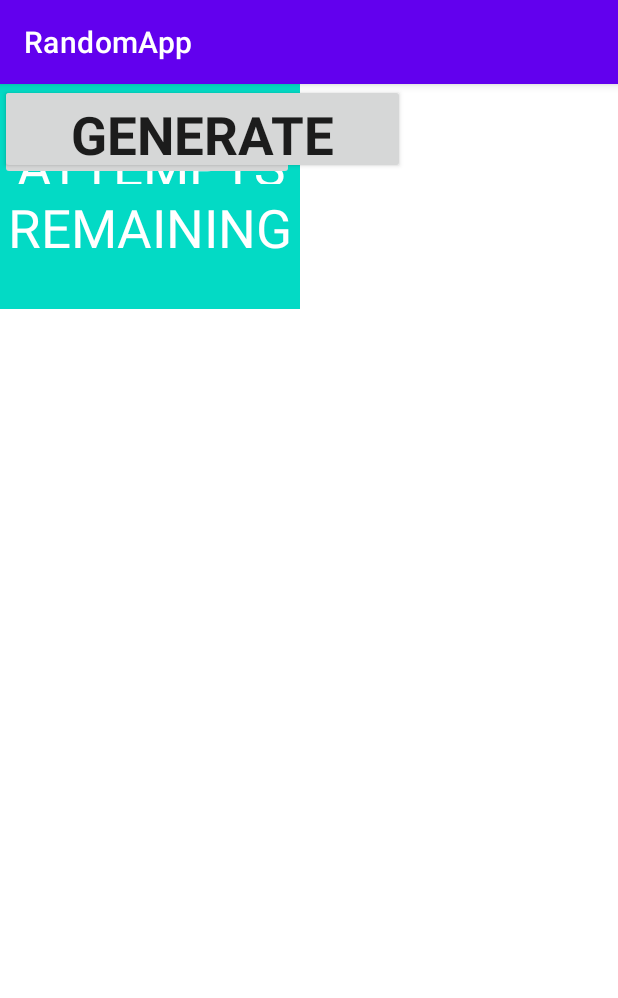
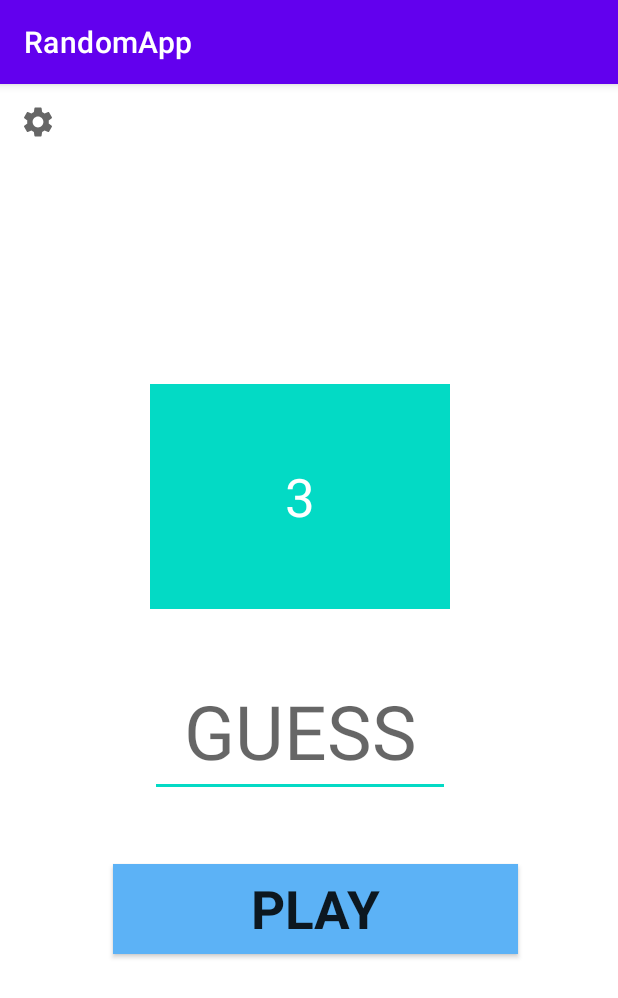
Before and after one commit to alexatwell/GuessingGame, an Android app: the screen it shows after launch (MainActivity), after a tap on "GENERATE", on a phone screen of 412 x 824 dp. Shown: the top 998 px of the screen. Run offline under Robolectric (Android 15) with nearby library versions, the phone set to English and light mode, and no system bars.

Commit message:
Commit #2
Basic Functionality Complete

Tasks
- UI to be revised
- Overlays to be completed
- Instructions Dialog (settings button)
- Difficulty / Level (settings button) - optional

```diff
--- a/app/build.gradle
+++ b/app/build.gradle
@@ -22,7 +22,7 @@ android {
         }
     }
     compileSdkVersion 31
-    buildToolsVersion '28.0.3'
+    buildToolsVersion '30.0.2'
 }
 
 dependencies {
--- a/app/src/main/java/com/example/randomapp/MainActivity.java
+++ b/app/src/main/java/com/example/randomapp/MainActivity.java
@@ -7,7 +7,9 @@ import androidx.appcompat.widget.AppCompatButton;
 import android.app.ProgressDialog;
 import android.os.Bundle;
 import android.view.View;
+import android.widget.Button;
 import android.widget.EditText;
+import android.widget.TextView;
 import android.widget.Toast;
 
 import java.util.Random;
@@ -15,24 +17,47 @@ import java.util.Random;
 public class MainActivity extends AppCompatActivity {
     public int randVal;
     public int guessVal;
+    public int tries = 3;
 
     @Override
     protected void onCreate(Bundle savedInstanceState) {
         super.onCreate(savedInstanceState);
         setContentView(R.layout.activity_main);
 
-        final EditText guess =  findViewById(R.id.guess);
         final AppCompatButton guessBtn = findViewById(R.id.guessBtn);
+        final Button randomBtn = (Button) findViewById(R.id.randomBtn);
+        final TextView guessView = findViewById(R.id.guessView);
+        final TextView welcomeView = findViewById(R.id.welcomeView);
+        final EditText editGuess =  findViewById(R.id.editGuess);
 
         ProgressDialog progressDialog = new ProgressDialog(this);
         progressDialog.setCancelable(false);
         progressDialog.setMessage("Loading...");
 
+        randomBtn.setOnClickListener(v -> {
+
+            //progressDialog.show();
+
+            Random rand = new Random(); //instance of random class
+            int upperbound = 30;
+            //generate random values from 1-30
+            int int_random = rand.nextInt(upperbound);
+            //double double_random=rand.nextDouble();
+            //float float_random=rand.nextFloat();
+            randVal = int_random + 1;
+
+            randomBtn.setVisibility(View.INVISIBLE);
+            welcomeView.setVisibility(View.INVISIBLE);
+            guessBtn.setVisibility(View.VISIBLE);
+            editGuess.setVisibility(View.VISIBLE);
+            guessView.setText(String.valueOf(tries));
+        });
+
         guessBtn.setOnClickListener(v -> {
 
             //progressDialog.show();
 
-            final String guessText = guess.getText().toString();
+            final String guessText = editGuess.getText().toString();
 
             if (guessText.isEmpty()){
                 Toast.makeText(MainActivity.this, "Entry Required!", Toast.LENGTH_SHORT).show();
@@ -41,6 +66,7 @@ public class MainActivity extends AppCompatActivity {
                 try{
                     guessVal = Integer.parseInt(guessText);
                     guessValue();
+                    guessView.setText(String.valueOf(tries));
                 } catch (NumberFormatException e) {
                     Toast.makeText(MainActivity.this, "Integer Required!", Toast.LENGTH_SHORT).show();
                     progressDialog.dismiss();
@@ -49,17 +75,6 @@ public class MainActivity extends AppCompatActivity {
             }
         });
 
-    }
-
-    public void generateButton(View view) {
-
-        Random rand = new Random(); //instance of random class
-        int upperbound = 30;
-        //generate random values from 1-30
-        int int_random = rand.nextInt(upperbound);
-        //double double_random=rand.nextDouble();
-        //float float_random=rand.nextFloat();
-        randVal = int_random + 1;
     }
 
 
@@ -71,5 +86,9 @@ public class MainActivity extends AppCompatActivity {
         } else {
             Toast.makeText(MainActivity.this, "Too Hot", Toast.LENGTH_SHORT).show();
         }
+        tries--;
+        if (tries <= 0){
+            System.exit(0);
+        }
     }
 }
--- /dev/null
+++ b/app/src/main/res/drawable/ic_baseline_settings_24.xml
@@ -0,0 +1,10 @@
+<vector xmlns:android="http://schemas.android.com/apk/res/android"
+    android:width="24dp"
+    android:height="24dp"
+    android:viewportWidth="24"
+    android:viewportHeight="24"
+    android:tint="?attr/colorControlNormal">
+  <path
+      android:fillColor="@android:color/white"
+      android:pathData="M19.14,12.94c0.04,-0.3 0.06,-0.61 0.06,-0.94c0,-0.32 -0.02,-0.64 -0.07,-0.94l2.03,-1.58c0.18,-0.14 0.23,-0.41 0.12,-0.61l-1.92,-3.32c-0.12,-0.22 -0.37,-0.29 -0.59,-0.22l-2.39,0.96c-0.5,-0.38 -1.03,-0.7 -1.62,-0.94L14.4,2.81c-0.04,-0.24 -0.24,-0.41 -0.48,-0.41h-3.84c-0.24,0 -0.43,0.17 -0.47,0.41L9.25,5.35C8.66,5.59 8.12,5.92 7.63,6.29L5.24,5.33c-0.22,-0.08 -0.47,0 -0.59,0.22L2.74,8.87C2.62,9.08 2.66,9.34 2.86,9.48l2.03,1.58C4.84,11.36 4.8,11.69 4.8,12s0.02,0.64 0.07,0.94l-2.03,1.58c-0.18,0.14 -0.23,0.41 -0.12,0.61l1.92,3.32c0.12,0.22 0.37,0.29 0.59,0.22l2.39,-0.96c0.5,0.38 1.03,0.7 1.62,0.94l0.36,2.54c0.05,0.24 0.24,0.41 0.48,0.41h3.84c0.24,0 0.44,-0.17 0.47,-0.41l0.36,-2.54c0.59,-0.24 1.13,-0.56 1.62,-0.94l2.39,0.96c0.22,0.08 0.47,0 0.59,-0.22l1.92,-3.32c0.12,-0.22 0.07,-0.47 -0.12,-0.61L19.14,12.94zM12,15.6c-1.98,0 -3.6,-1.62 -3.6,-3.6s1.62,-3.6 3.6,-3.6s3.6,1.62 3.6,3.6S13.98,15.6 12,15.6z"/>
+</vector>
--- a/app/src/main/res/layout/activity_main.xml
+++ b/app/src/main/res/layout/activity_main.xml
@@ -1,56 +1,89 @@
 <?xml version="1.0" encoding="utf-8"?>
-<androidx.constraintlayout.widget.ConstraintLayout xmlns:android="http://schemas.android.com/apk/res/android"
+<RelativeLayout xmlns:android="http://schemas.android.com/apk/res/android"
     xmlns:app="http://schemas.android.com/apk/res-auto"
     xmlns:tools="http://schemas.android.com/tools"
     android:layout_width="match_parent"
     android:layout_height="match_parent"
     tools:context=".MainActivity">
 
+
+
+    <androidx.appcompat.widget.AppCompatButton
+        android:id="@+id/guessBtn"
+        android:background="@color/btnColor"
+        android:fontFamily="sans-serif"
+        android:gravity="center"
+        android:text="PLAY"
+        android:textSize="35dp"
+        android:textStyle="bold"
+        android:visibility="invisible"
+        tools:ignore="MissingConstraints"
+        android:layout_width="270dp"
+        android:layout_height="60dp"
+        android:layout_marginStart="75dp"
+        android:layout_marginTop="520dp"/>
+
+    <ImageButton
+        android:id="@+id/instructionBtn"
+        android:layout_width="50dp"
+        android:layout_height="50dp"
+        android:src="@drawable/ic_baseline_settings_24"
+        android:background="@color/white"
+        tools:layout_editor_absoluteX="332dp"
+        tools:layout_editor_absoluteY="20dp"
+        tools:ignore="MissingConstraints" />
+
+    <TextView
+        android:id="@+id/welcomeView"
+        android:layout_width="200dp"
+        android:layout_height="75dp"
+        android:background="@color/teal_200"
+        android:gravity="center"
+        android:text="WELCOME"
+        android:textColor="@color/white"
+        android:textSize="35dp"
+        tools:ignore="MissingConstraints"
+        android:layout_marginStart="100dp"
+        android:layout_marginTop="75dp"/>
+
     <TextView
         android:id="@+id/guessView"
         android:layout_width="200dp"
         android:layout_height="150dp"
+        android:background="@color/teal_200"
+        android:gravity="center"
         android:text="ATTEMPTS REMAINING"
+        android:textColor="@color/white"
         android:textSize="35dp"
+        tools:ignore="MissingConstraints"
+        android:layout_marginStart="100dp"
+        android:layout_marginTop="200dp"/>
+
+    <androidx.appcompat.widget.AppCompatButton
+        android:id="@+id/randomBtn"
+        android:layout_width="270dp"
+        android:layout_height="60dp"
+        android:background="@color/btnColor"
+        android:fontFamily="sans-serif"
         android:gravity="center"
-        android:background="@color/teal_200"
-        android:textColor="@color/white"
-        tools:layout_editor_absoluteX="100dp"
-        tools:layout_editor_absoluteY="150dp"
-        tools:ignore="MissingConstraints" />
+        android:text="GENERATE"
+        android:textSize="35dp"
+        android:textStyle="bold"
+        android:visibility="visible"
+        tools:ignore="MissingConstraints"
+        android:layout_marginStart="75dp"
+        android:layout_marginTop="520dp"/>
 
     <EditText
-        android:id="@+id/resultView"
+        android:id="@+id/editGuess"
         android:layout_width="200dp"
         android:layout_height="75dp"
         android:gravity="center"
-        android:hint="RESULT"
+        android:hint="GUESS"
         android:textSize="50dp"
+        android:visibility="invisible"
         tools:ignore="MissingConstraints"
-        tools:layout_editor_absoluteX="103dp"
-        tools:layout_editor_absoluteY="343dp" />
+        android:layout_marginStart="100dp"
+        android:layout_marginTop="400dp"/>
 
-    <androidx.appcompat.widget.AppCompatButton
-        android:id="@+id/guessBtn"
-        android:layout_width="270dp"
-        android:layout_height="60dp"
-        android:text="GENERATE"
-        android:textSize="35dp"
-        android:textStyle="bold"
-        android:fontFamily="sans-serif"
-        android:gravity="center"
-        tools:ignore="MissingConstraints"
-        tools:layout_editor_absoluteX="71dp"
-        tools:layout_editor_absoluteY="470dp" />
-
-    <ImageButton
-        android:id="@+id/randomBtn"
-        android:layout_width="196dp"
-        android:layout_height="64dp"
-        android:onClick="generateButton"
-        app:srcCompat="@android:drawable/ic_menu_slideshow"
-        tools:ignore="MissingConstraints"
-        tools:layout_editor_absoluteX="71dp"
-        tools:layout_editor_absoluteY="26dp" />
-
-</androidx.constraintlayout.widget.ConstraintLayout>
+</RelativeLayout>
--- a/app/src/main/res/values/colors.xml
+++ b/app/src/main/res/values/colors.xml
@@ -7,4 +7,5 @@
     <color name="teal_700">#FF018786</color>
     <color name="black">#FF000000</color>
     <color name="white">#FFFFFFFF</color>
+    <color name="btnColor">#5CB2F6</color>
 </resources>
--- a/build.gradle
+++ b/build.gradle
@@ -5,7 +5,7 @@ buildscript {
         mavenCentral()
     }
     dependencies {
-        classpath "com.android.tools.build:gradle:7.0.4"
+        classpath "com.android.tools.build:gradle:7.0.3"
 
         // NOTE: Do not place your application dependencies here; they belong
         // in the individual module build.gradle files
```
